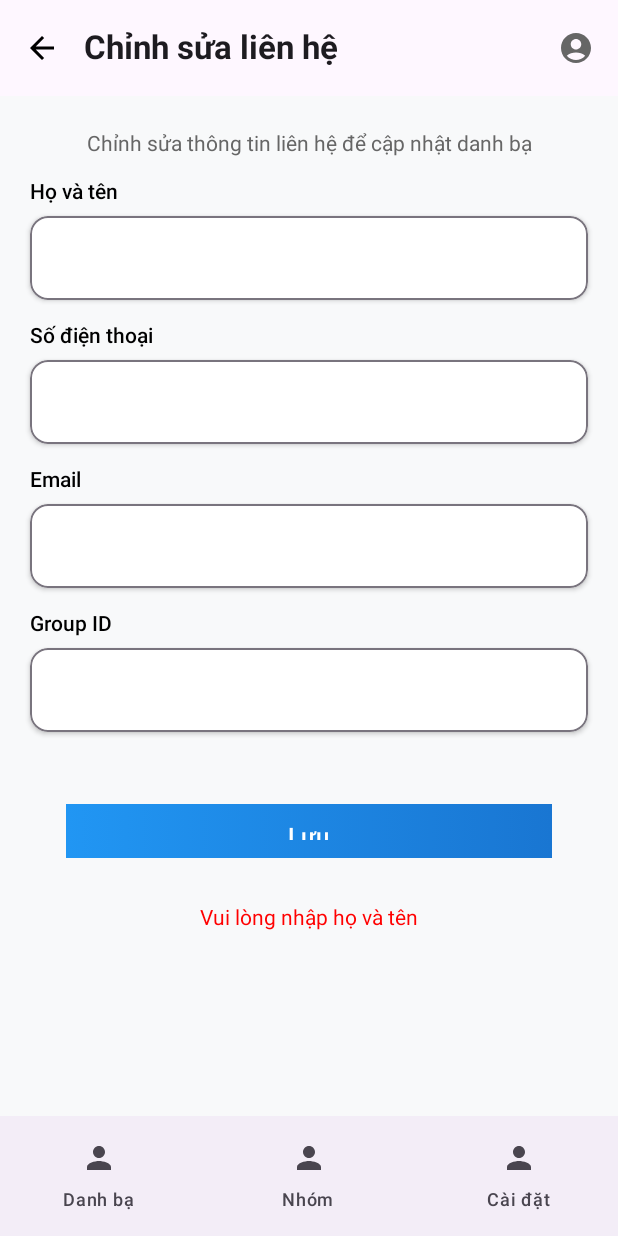
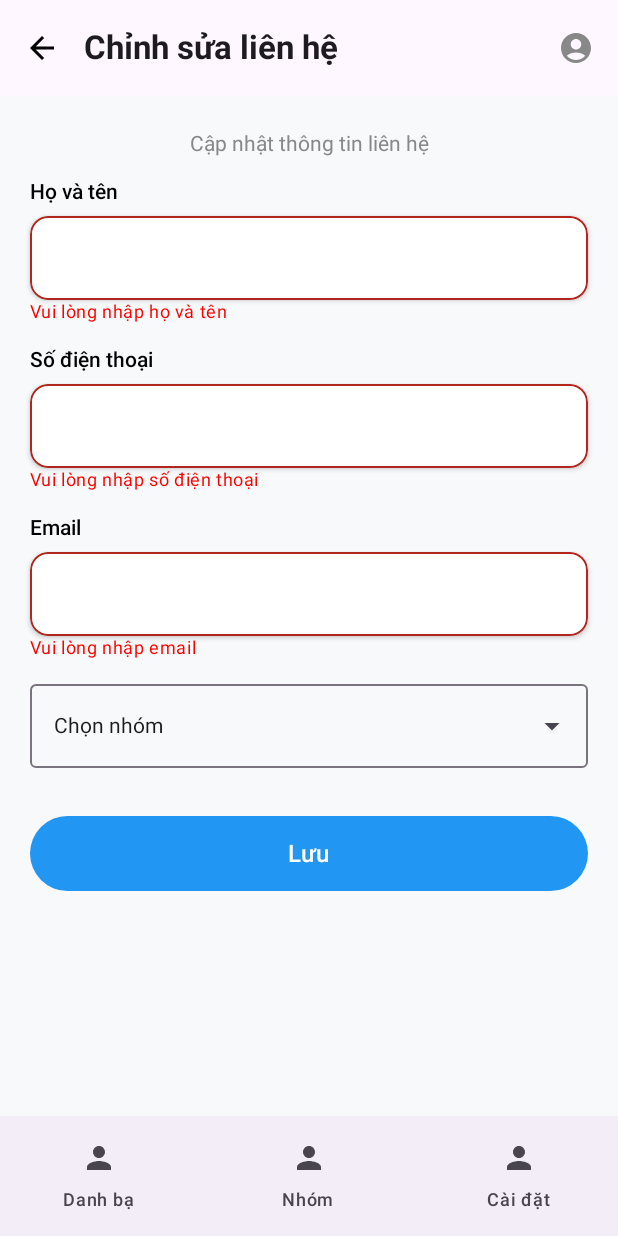
Before and after one commit to KhaiTapCode04/Project_QLDB_Nhom18, an Android app built with Jetpack Compose: the composable EditContactScreen called with empty values, after a tap on "Lưu", on a phone screen of 412 x 824 dp. Run offline under Robolectric (Android 15) with nearby library versions, the phone set to English and light mode, and no system bars.

```diff
--- a/app/src/main/java/ui/view/EditContactScreen.kt
+++ b/app/src/main/java/ui/view/EditContactScreen.kt
@@ -1,6 +1,7 @@
 package ui.view
 
 import android.content.Context
+import android.widget.Toast
 import androidx.compose.foundation.background
 import androidx.compose.foundation.layout.*
 import androidx.compose.foundation.rememberScrollState
@@ -23,6 +24,7 @@ import androidx.compose.ui.unit.dp
 import androidx.compose.ui.unit.sp
 import androidx.lifecycle.viewmodel.compose.viewModel
 import androidx.navigation.NavHostController
+import kotlinx.coroutines.delay
 import ui.view.components.BottomNavigationBar
 import ui.viewmodel.contact.EditContactViewModel
 
@@ -33,21 +35,40 @@ fun EditContactScreen(
     contactId: Int,
     viewModel: EditContactViewModel = viewModel()
 ) {
-    // State variables
     var name by remember { mutableStateOf("") }
-    var phoneNumber by remember { mutableStateOf("") }
+    var phone by remember { mutableStateOf("") }
     var email by remember { mutableStateOf("") }
-    var groupId by remember { mutableStateOf("") }
+
+    val groups by viewModel.groups.collectAsState()
+    val selectedGroup by viewModel.selectedGroup.collectAsState()
 
     val isLoading by viewModel.isLoading.collectAsState()
-    val message by viewModel.message.collectAsState()
+    val toastMessage by viewModel.toastMessage.collectAsState()
+
+    val nameError by viewModel.nameError.collectAsState()
+    val phoneError by viewModel.phoneError.collectAsState()
+    val emailError by viewModel.emailError.collectAsState()
+
+    // Load nhóm khi mở màn
+    LaunchedEffect(Unit) {
+        viewModel.getGroup()
+    }
+
+    LaunchedEffect(toastMessage) {
+        if (toastMessage.isNotEmpty()) {
+            Toast.makeText(context, toastMessage, Toast.LENGTH_SHORT).show()
+            delay(2000)
+            viewModel.clearToastMessage()
+            if (toastMessage == "Cập nhật thành công!") {
+                navController.navigateUp()
+            }
+        }
+    }
 
     Scaffold(
         topBar = {
             TopAppBar(
-                title = {
-                    Text("Chỉnh sửa liên hệ", fontSize = 22.sp, fontWeight = FontWeight.Bold)
-                },
+                title = { Text("Chỉnh sửa liên hệ", fontSize = 22.sp, fontWeight = FontWeight.Bold) },
                 navigationIcon = {
                     IconButton(onClick = { navController.navigateUp() }) {
                         Icon(Icons.AutoMirrored.Filled.ArrowBack, contentDescription = "Back", tint = Color.Black)
@@ -55,15 +76,14 @@ fun EditContactScreen(
                 },
                 actions = {
                     IconButton(onClick = { /* Hồ sơ */ }) {
-                        Icon(Icons.Default.AccountCircle, contentDescription = "Profile", tint = Color(0xFF666666))
+                        Icon(Icons.Default.AccountCircle, contentDescription = "Profile", tint = Color.Gray)
                     }
                 }
             )
         },
-        bottomBar = {
-            BottomNavigationBar(navController)
-        }
+        bottomBar = { BottomNavigationBar(navController) }
     ) { paddingValues ->
+
         Column(
             modifier = Modifier
                 .fillMaxSize()
@@ -75,80 +95,74 @@ fun EditContactScreen(
         ) {
             Spacer(modifier = Modifier.height(24.dp))
 
-            Text("Chỉnh sửa thông tin liên hệ để cập nhật danh bạ", fontSize = 14.sp, color = Color(0xFF666666))
+            Text("Cập nhật thông tin liên hệ", fontSize = 14.sp, color = Color.Gray)
 
             Spacer(modifier = Modifier.height(16.dp))
 
-            // Name
-            EditableTextField("Họ và tên", name) { name = it }
+            EditableTextField("Họ và tên", name, errorText = nameError) { name = it }
             Spacer(modifier = Modifier.height(16.dp))
 
-            // Phone
-            EditableTextField("Số điện thoại", phoneNumber, keyboardType = KeyboardType.Phone) { phoneNumber = it }
+            EditableTextField("Số điện thoại", phone, keyboardType = KeyboardType.Phone, errorText = phoneError) { phone = it }
             Spacer(modifier = Modifier.height(16.dp))
 
-            // Email
-            EditableTextField("Email", email, keyboardType = KeyboardType.Email) { email = it }
+            EditableTextField("Email", email, keyboardType = KeyboardType.Email, errorText = emailError) { email = it }
             Spacer(modifier = Modifier.height(16.dp))
 
-            // GroupId
-            EditableTextField("Group ID", groupId, keyboardType = KeyboardType.Number) { groupId = it }
+            GroupDropdownMenu(
+                selectedGroup = selectedGroup?.group_name ?: "Chọn nhóm",
+                groups = groups,
+                onGroupSelected = { viewModel._selectedGroup.value = it }
+            )
 
-            Spacer(modifier = Modifier.height(40.dp))
+            Spacer(modifier = Modifier.height(32.dp))
 
-            // Save Button
             Button(
-                onClick = {
-                    viewModel.updateContact(context, contactId ,name, groupId, email, phoneNumber)
-                },
-                modifier = Modifier.fillMaxWidth().height(52.dp),
-                colors = ButtonDefaults.buttonColors(containerColor = Color.Transparent)
+                onClick = { viewModel.updateContact(context, contactId, name, email, phone) },
+                modifier = Modifier.fillMaxWidth().height(50.dp),
+                colors = ButtonDefaults.buttonColors(containerColor = Color(0xFF2196F3)),
+                enabled = !isLoading
             ) {
-                Box(
-                    modifier = Modifier
-                        .fillMaxSize()
-                        .background(Brush.horizontalGradient(listOf(Color(0xFF2196F3), Color(0xFF1976D2))))
-                        .padding(12.dp),
-                    contentAlignment = Alignment.Center
-                ) {
-                    Text("Lưu", color = Color.White, fontSize = 16.sp, fontWeight = FontWeight.SemiBold)
+                if (isLoading) {
+                    CircularProgressIndicator(color = Color.White, modifier = Modifier.size(20.dp))
+                } else {
+                    Text("Lưu", color = Color.White, fontSize = 16.sp)
                 }
-            }
-
-            Spacer(modifier = Modifier.height(24.dp))
-
-            // Loading + Message
-            if (isLoading) {
-                CircularProgressIndicator()
-            }
-
-            if (message.isNotEmpty()) {
-                Text(message, color = Color.Red)
             }
         }
     }
 }
+
 
 @Composable
 fun EditableTextField(
     label: String,
     value: String,
     keyboardType: KeyboardType = KeyboardType.Text,
+    errorText: String = "",
     onValueChange: (String) -> Unit
 ) {
     Column(modifier = Modifier.fillMaxWidth()) {
         Text(text = label, fontWeight = FontWeight.Medium, color = Color.Black)
         Spacer(modifier = Modifier.height(8.dp))
+
         OutlinedTextField(
             value = value,
             onValueChange = onValueChange,
             keyboardOptions = KeyboardOptions(keyboardType = keyboardType),
             modifier = Modifier
                 .fillMaxWidth()
-                .height(56.dp)
                 .shadow(2.dp, RoundedCornerShape(12.dp))
                 .background(Color.White, RoundedCornerShape(12.dp)),
-            shape = RoundedCornerShape(12.dp)
+            shape = RoundedCornerShape(12.dp),
+            isError = errorText.isNotEmpty()
         )
+
+        if (errorText.isNotEmpty()) {
+            Text(
+                text = errorText,
+                color = Color.Red,
+                style = MaterialTheme.typography.bodySmall
+            )
+        }
     }
 }
--- a/app/src/main/java/ui/view/Navigation.kt
+++ b/app/src/main/java/ui/view/Navigation.kt
@@ -83,7 +83,7 @@ fun TodoNavigation(viewModel: User_state) {
     val user = UserPreferencesManager(context)
     val emailState: Email_state = viewModel()
     val phoneState: Phone_state = viewModel()
-
+    val viewmodeleditcontact: EditContactViewModel = viewModel()
     NavHost(
         navController = navController,
         startDestination = "login"
@@ -166,7 +166,7 @@ fun TodoNavigation(viewModel: User_state) {
                 navController = navController,
                 context = context,
                 contactId = contactId,
-                viewModel = EditContactViewModel()
+                viewModel = viewmodeleditcontact
             )
         }
     }
--- a/app/src/main/java/ui/viewmodel/contact/EditContactViewModel.kt
+++ b/app/src/main/java/ui/viewmodel/contact/EditContactViewModel.kt
@@ -4,12 +4,12 @@ import android.content.Context
 import androidx.lifecycle.ViewModel
 import androidx.lifecycle.viewModelScope
 import data.api.ApiService
+import data.model.Group
 import kotlinx.coroutines.flow.MutableStateFlow
 import kotlinx.coroutines.flow.asStateFlow
 import kotlinx.coroutines.launch
 import retrofit2.Retrofit
 import retrofit2.converter.gson.GsonConverterFactory
-import ui.view.UserScreen
 import ui.viewmodel.users.UserPreferencesManager
 
 class EditContactViewModel : ViewModel() {
@@ -17,10 +17,21 @@ class EditContactViewModel : ViewModel() {
     private val _isLoading = MutableStateFlow(false)
     val isLoading = _isLoading.asStateFlow()
 
-    private val _message = MutableStateFlow("")
-    val message = _message.asStateFlow()
+    private val _toastMessage = MutableStateFlow("")
+    val toastMessage = _toastMessage.asStateFlow()
 
-    // Khởi tạo Retrofit
+    // Các lỗi riêng
+    val nameError = MutableStateFlow("")
+    val phoneError = MutableStateFlow("")
+    val emailError = MutableStateFlow("")
+
+    // Danh sách group và nhóm đã chọn
+    val _groups = MutableStateFlow<List<Group>>(emptyList())
+    val groups = _groups.asStateFlow()
+
+    val _selectedGroup = MutableStateFlow<Group?>(null)
+    val selectedGroup = _selectedGroup.asStateFlow()
+
     private val retrofit = Retrofit.Builder()
         .baseUrl("https://nettruyen.world/contacts/")
         .addConverterFactory(GsonConverterFactory.create())
@@ -28,47 +39,55 @@ class EditContactViewModel : ViewModel() {
 
     private val api = retrofit.create(ApiService::class.java)
 
-    fun updateContact(context: Context,contactId: Int ,name: String, groupId: String, email: String, phone: String) {
+    fun getGroup() {
+        viewModelScope.launch {
+            _groups.value = Contact_service().get_group()
+        }
+    }
+
+    fun updateContact(context: Context, contactId: Int, name: String, email: String, phone: String) {
         val userId = UserPreferencesManager(context).getUserId()
+        val groupId = _selectedGroup.value?.group_id
+
         viewModelScope.launch {
 
-            // Validate
+            // Reset lỗi cũ
+            nameError.value = ""
+            phoneError.value = ""
+            emailError.value = ""
+
+            var hasError = false
+
             if (name.isBlank()) {
-                _message.value = "Vui lòng nhập họ và tên"
+                nameError.value = "Vui lòng nhập họ và tên"
+                hasError = true
+            }
+            if (phone.isBlank()) {
+                phoneError.value = "Vui lòng nhập số điện thoại"
+                hasError = true
+            } else if (!phone.matches(Regex("^[0-9+]{9,15}$"))) {
+                phoneError.value = "Số điện thoại không hợp lệ"
+                hasError = true
+            }
+            if (email.isBlank()) {
+                emailError.value = "Vui lòng nhập email"
+                hasError = true
+            }
+//            else if (!email.matches(Regex("^[A-Za-z0-9+_.-]+@[A-Za-z0-9.-]+\$.{2,}"))) {
+//                emailError.value = "Email không hợp lệ"
+//                hasError = true
+//            }
+            if (groupId == null) {
+                _toastMessage.value = "Vui lòng chọn nhóm"
                 return@launch
             }
 
-            if (phone.isBlank()) {
-                _message.value = "Vui lòng nhập số điện thoại"
-                return@launch
-            }
-
-            if (!phone.matches(Regex("^[0-9+]{9,15}$"))) {
-                _message.value = "Số điện thoại không hợp lệ"
-                return@launch
-            }
-
-            if (email.isBlank()) {
-                _message.value = "Vui lòng nhập email"
-                return@launch
-            }
-
-            if (!email.matches(Regex("^[A-Za-z0-9+_.-]+@[A-Za-z0-9.-]+\$.{2,}"))) {
-                _message.value = "Email không hợp lệ"
-                return@launch
-            }
-
-            if (groupId.isBlank()) {
-                _message.value = "Vui lòng nhập ID nhóm"
-                return@launch
-            }
+            if (hasError) return@launch
 
             _isLoading.value = true
-            _message.value = ""
 
             try {
-
-                val resContact = api.editContact(contactId, userId, name, groupId.toInt())
+                val resContact = api.editContact(contactId, userId, name, groupId)
                 val resEmail = api.editEmail(contactId, email, "work")
                 val resPhone = api.editPhone(contactId, phone, "mobile")
 
@@ -76,16 +95,20 @@ class EditContactViewModel : ViewModel() {
                     resEmail.isSuccessful && resEmail.body()?.isSuccess == true &&
                     resPhone.isSuccessful && resPhone.body()?.isSuccess == true) {
 
-                    _message.value = "Cập nhật thành công!"
+                    _toastMessage.value = "Cập nhật thành công!"
                 } else {
-                    _message.value = "Cập nhật thất bại!"
+                    _toastMessage.value = "Cập nhật thất bại!"
                 }
 
             } catch (e: Exception) {
-                _message.value = "Lỗi hệ thống hoặc kết nối!"
+                _toastMessage.value = "Lỗi hệ thống hoặc kết nối!"
             }
 
             _isLoading.value = false
         }
     }
+
+    fun clearToastMessage() {
+        _toastMessage.value = ""
+    }
 }
```
